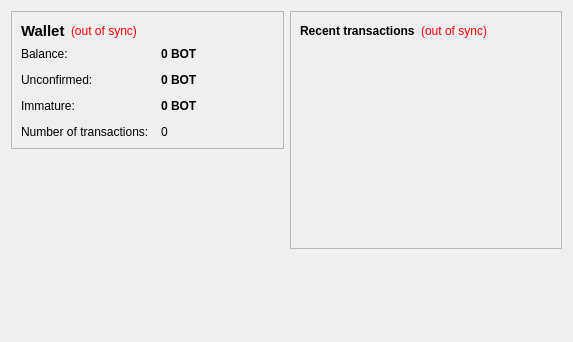
Old version of the form src/qt/forms/overviewpage.ui in the repository donatcoin/sourse.
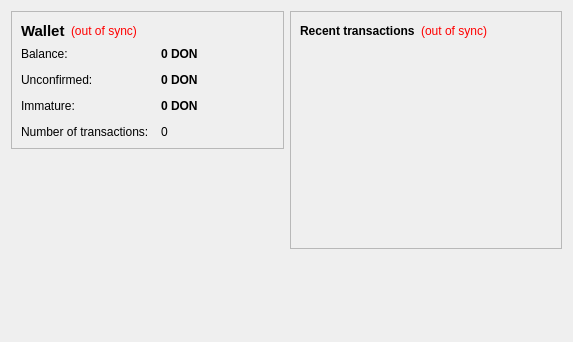
New version of the form.

Patch:
```diff
--- a/src/qt/forms/overviewpage.ui
+++ b/src/qt/forms/overviewpage.ui
@@ -105,7 +105,7 @@
              <string>Your current balance</string>
             </property>
             <property name="text">
-             <string notr="true">0 BOT</string>
+             <string notr="true">0 DON</string>
             </property>
             <property name="textInteractionFlags">
              <set>Qt::LinksAccessibleByMouse|Qt::TextSelectableByKeyboard|Qt::TextSelectableByMouse</set>
@@ -134,7 +134,7 @@
              <string>Total of transactions that have yet to be confirmed, and do not yet count toward the current balance</string>
             </property>
             <property name="text">
-             <string notr="true">0 BOT</string>
+             <string notr="true">0 DON</string>
             </property>
             <property name="textInteractionFlags">
              <set>Qt::LinksAccessibleByMouse|Qt::TextSelectableByKeyboard|Qt::TextSelectableByMouse</set>
@@ -177,7 +177,7 @@
              <string>Mined balance that has not yet matured</string>
             </property>
             <property name="text">
-             <string notr="true">0 BOT</string>
+             <string notr="true">0 DON</string>
             </property>
             <property name="textInteractionFlags">
              <set>Qt::LinksAccessibleByMouse|Qt::TextSelectableByKeyboard|Qt::TextSelectableByMouse</set>
```
Left out of the diff: 4 changed lines with no effect on the pictures.
